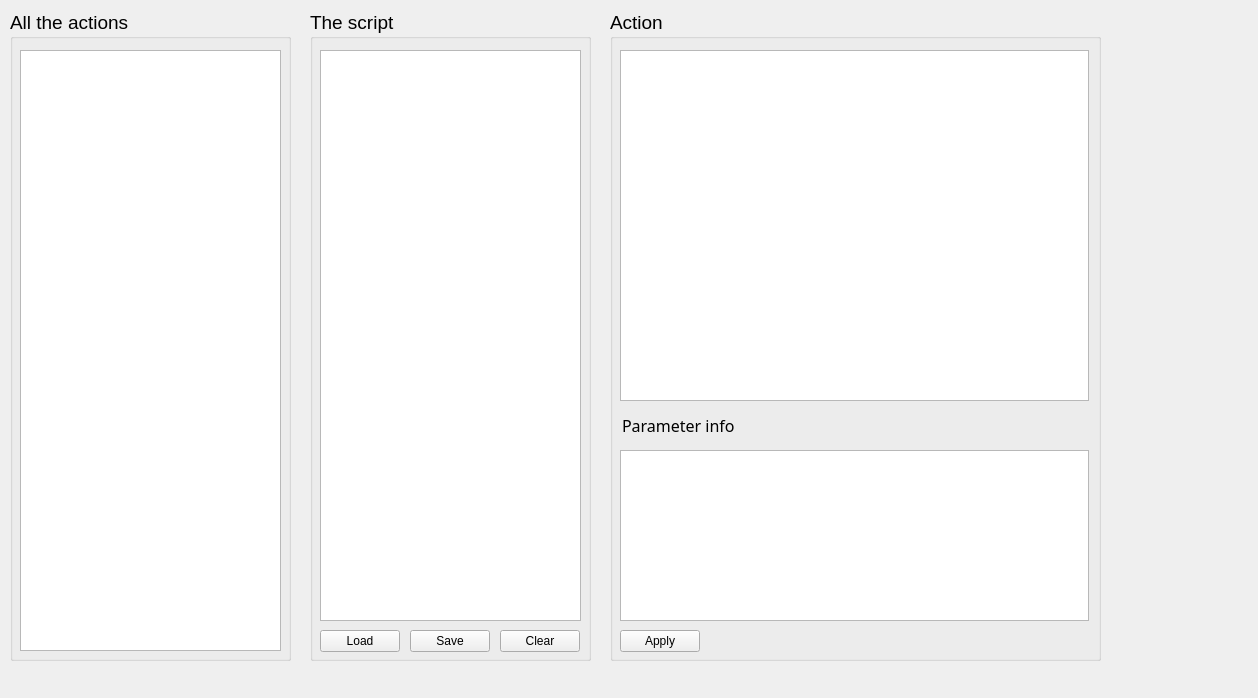
This is scriptbuilder/ScriptBuilder/mainwindow.ui in robotology/blocktest as Qt 5 draws it before an edit. The edited form follows.
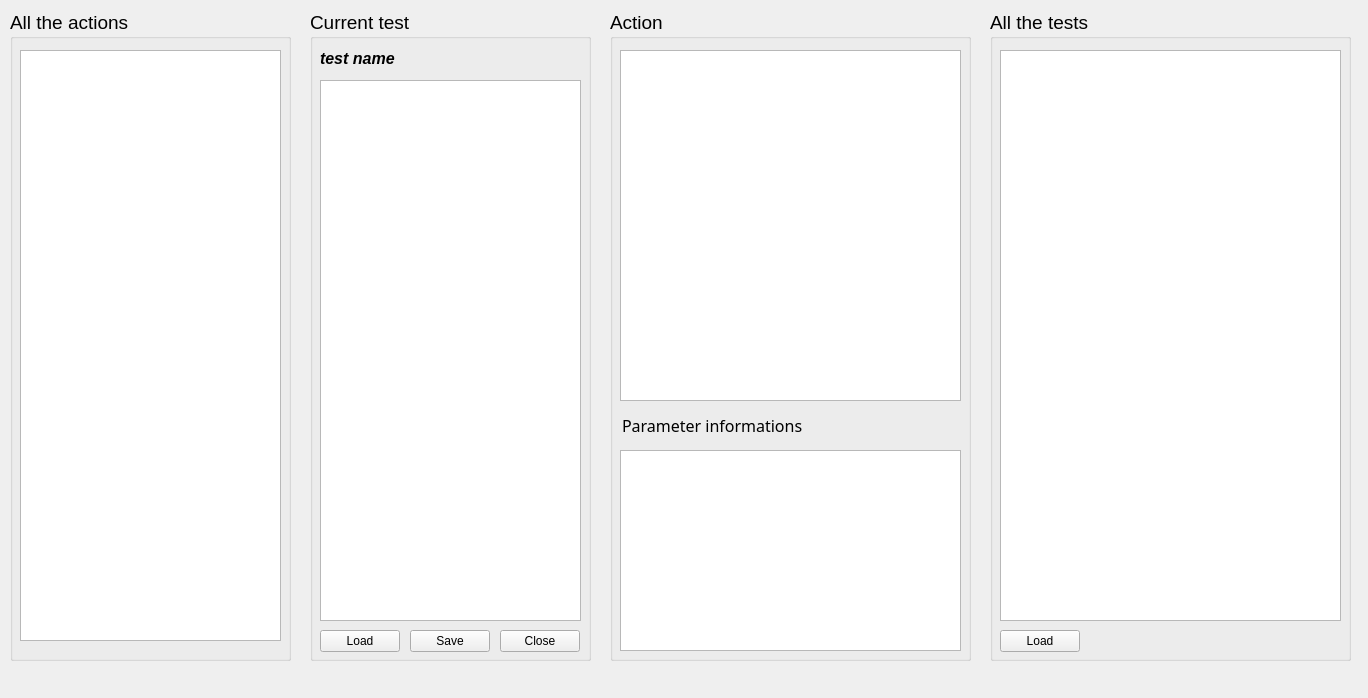
This is the edited form.

```diff
--- a/scriptbuilder/ScriptBuilder/mainwindow.ui
+++ b/scriptbuilder/ScriptBuilder/mainwindow.ui
@@ -9,7 +9,7 @@
    <rect>
     <x>0</x>
     <y>0</y>
-    <width>1258</width>
+    <width>1368</width>
     <height>698</height>
    </rect>
   </property>
@@ -20,139 +20,111 @@
    <bool>false</bool>
   </property>
   <widget class="QWidget" name="centralWidget">
-   <widget class="QTreeView" name="commandTree">
+   <widget class="QGroupBox" name="paramBox">
     <property name="geometry">
      <rect>
-      <x>20</x>
-      <y>50</y>
-      <width>261</width>
-      <height>601</height>
+      <x>610</x>
+      <y>10</y>
+      <width>361</width>
+      <height>651</height>
      </rect>
     </property>
-    <property name="editTriggers">
-     <set>QAbstractItemView::NoEditTriggers</set>
+    <property name="font">
+     <font>
+      <pointsize>14</pointsize>
+     </font>
     </property>
-    <property name="dragEnabled">
-     <bool>true</bool>
-    </property>
-    <attribute name="headerVisible">
+    <property name="autoFillBackground">
      <bool>false</bool>
-    </attribute>
-   </widget>
-   <widget class="QTreeView" name="scriptTree">
-    <property name="geometry">
-     <rect>
-      <x>320</x>
-      <y>50</y>
-      <width>261</width>
-      <height>571</height>
-     </rect>
     </property>
-    <property name="editTriggers">
-     <set>QAbstractItemView::NoEditTriggers</set>
+    <property name="styleSheet">
+     <string notr="true"/>
     </property>
-    <property name="dragEnabled">
-     <bool>true</bool>
+    <property name="title">
+     <string>Action</string>
     </property>
-    <property name="defaultDropAction">
-     <enum>Qt::MoveAction</enum>
-    </property>
-    <attribute name="headerVisible">
-     <bool>false</bool>
-    </attribute>
-   </widget>
-   <widget class="QPushButton" name="applyButton">
-    <property name="geometry">
-     <rect>
-      <x>620</x>
-      <y>630</y>
-      <width>80</width>
-      <height>22</height>
-     </rect>
-    </property>
-    <property name="text">
-     <string>Apply</string>
-    </property>
-   </widget>
-   <widget class="QPushButton" name="loadButton">
-    <property name="geometry">
-     <rect>
-      <x>320</x>
-      <y>630</y>
-      <width>80</width>
-      <height>22</height>
-     </rect>
-    </property>
-    <property name="text">
-     <string>Load</string>
-    </property>
-   </widget>
-   <widget class="QTableView" name="parameterComment">
-    <property name="geometry">
-     <rect>
-      <x>620</x>
-      <y>450</y>
-      <width>469</width>
-      <height>171</height>
-     </rect>
-    </property>
-    <property name="sizeAdjustPolicy">
-     <enum>QAbstractScrollArea::AdjustToContentsOnFirstShow</enum>
-    </property>
-    <property name="editTriggers">
-     <set>QAbstractItemView::NoEditTriggers</set>
-    </property>
-    <property name="alternatingRowColors">
-     <bool>false</bool>
-    </property>
-    <property name="showGrid">
-     <bool>true</bool>
-    </property>
-    <property name="gridStyle">
-     <enum>Qt::SolidLine</enum>
-    </property>
-    <attribute name="horizontalHeaderVisible">
-     <bool>false</bool>
-    </attribute>
-    <attribute name="horizontalHeaderCascadingSectionResizes">
-     <bool>false</bool>
-    </attribute>
-    <attribute name="horizontalHeaderHighlightSections">
-     <bool>false</bool>
-    </attribute>
-    <attribute name="horizontalHeaderMinimumSectionSize">
-     <number>26</number>
-    </attribute>
-    <attribute name="horizontalHeaderStretchLastSection">
-     <bool>true</bool>
-    </attribute>
-    <attribute name="verticalHeaderVisible">
-     <bool>false</bool>
-    </attribute>
-    <attribute name="verticalHeaderDefaultSectionSize">
-     <number>20</number>
-    </attribute>
-    <attribute name="verticalHeaderHighlightSections">
-     <bool>false</bool>
-    </attribute>
-    <attribute name="verticalHeaderMinimumSectionSize">
-     <number>18</number>
-    </attribute>
-   </widget>
    <widget class="QTableView" name="parametersList">
     <property name="geometry">
      <rect>
-      <x>620</x>
-      <y>50</y>
-      <width>469</width>
+       <x>10</x>
+       <y>40</y>
+       <width>341</width>
       <height>351</height>
      </rect>
     </property>
+     <property name="font">
+      <font>
+       <pointsize>10</pointsize>
+      </font>
+     </property>
     <property name="sizeAdjustPolicy">
      <enum>QAbstractScrollArea::AdjustToContentsOnFirstShow</enum>
     </property>
     <property name="alternatingRowColors">
      <bool>false</bool>
+     </property>
+     <property name="selectionMode">
+      <enum>QAbstractItemView::SingleSelection</enum>
+     </property>
+     <property name="showGrid">
+      <bool>true</bool>
+     </property>
+     <property name="gridStyle">
+      <enum>Qt::SolidLine</enum>
+     </property>
+     <attribute name="horizontalHeaderVisible">
+      <bool>false</bool>
+     </attribute>
+     <attribute name="horizontalHeaderCascadingSectionResizes">
+      <bool>false</bool>
+     </attribute>
+     <attribute name="horizontalHeaderHighlightSections">
+      <bool>false</bool>
+     </attribute>
+     <attribute name="horizontalHeaderMinimumSectionSize">
+      <number>26</number>
+     </attribute>
+     <attribute name="horizontalHeaderStretchLastSection">
+      <bool>true</bool>
+     </attribute>
+     <attribute name="verticalHeaderVisible">
+      <bool>false</bool>
+     </attribute>
+     <attribute name="verticalHeaderDefaultSectionSize">
+      <number>20</number>
+     </attribute>
+     <attribute name="verticalHeaderHighlightSections">
+      <bool>false</bool>
+     </attribute>
+     <attribute name="verticalHeaderMinimumSectionSize">
+      <number>18</number>
+     </attribute>
+    </widget>
+    <widget class="QTableView" name="parameterComment">
+     <property name="geometry">
+      <rect>
+       <x>10</x>
+       <y>440</y>
+       <width>341</width>
+       <height>201</height>
+      </rect>
+     </property>
+     <property name="font">
+      <font>
+       <pointsize>10</pointsize>
+      </font>
+     </property>
+     <property name="sizeAdjustPolicy">
+      <enum>QAbstractScrollArea::AdjustToContentsOnFirstShow</enum>
+     </property>
+     <property name="editTriggers">
+      <set>QAbstractItemView::NoEditTriggers</set>
+     </property>
+     <property name="alternatingRowColors">
+      <bool>false</bool>
+     </property>
+     <property name="selectionMode">
+      <enum>QAbstractItemView::SingleSelection</enum>
     </property>
     <property name="showGrid">
      <bool>true</bool>
@@ -194,9 +166,9 @@
     </property>
     <property name="geometry">
      <rect>
-      <x>620</x>
-      <y>410</y>
-      <width>157</width>
+       <x>10</x>
+       <y>400</y>
+       <width>331</width>
       <height>31</height>
      </rect>
     </property>
@@ -217,35 +189,12 @@
 background-color: rgba(0, 0, 0, 0);</string>
     </property>
     <property name="text">
-     <string>Parameter info</string>
+      <string>Parameter informations</string>
     </property>
     <property name="frame">
      <bool>false</bool>
     </property>
    </widget>
-   <widget class="QGroupBox" name="actionBox">
-    <property name="geometry">
-     <rect>
-      <x>610</x>
-      <y>10</y>
-      <width>491</width>
-      <height>651</height>
-     </rect>
-    </property>
-    <property name="font">
-     <font>
-      <pointsize>14</pointsize>
-     </font>
-    </property>
-    <property name="autoFillBackground">
-     <bool>false</bool>
-    </property>
-    <property name="styleSheet">
-     <string notr="true"/>
-    </property>
-    <property name="title">
-     <string>Action</string>
-    </property>
    </widget>
    <widget class="QGroupBox" name="groupBox">
     <property name="geometry">
@@ -262,7 +211,7 @@
      </font>
     </property>
     <property name="title">
-     <string>The script</string>
+     <string>Current test</string>
     </property>
     <widget class="QPushButton" name="saveButton">
      <property name="geometry">
@@ -297,11 +246,77 @@
       </font>
      </property>
      <property name="text">
-      <string>Clear</string>
+      <string>Close</string>
      </property>
     </widget>
-   </widget>
-   <widget class="QGroupBox" name="groupBox_2">
+    <widget class="QLabel" name="testname">
+     <property name="geometry">
+      <rect>
+       <x>10</x>
+       <y>40</y>
+       <width>271</width>
+       <height>16</height>
+      </rect>
+     </property>
+     <property name="font">
+      <font>
+       <pointsize>12</pointsize>
+       <weight>75</weight>
+       <italic>true</italic>
+       <bold>true</bold>
+      </font>
+     </property>
+     <property name="text">
+      <string>test name</string>
+     </property>
+    </widget>
+    <widget class="QTreeView" name="scriptTree">
+     <property name="geometry">
+      <rect>
+       <x>10</x>
+       <y>70</y>
+       <width>261</width>
+       <height>541</height>
+      </rect>
+     </property>
+     <property name="font">
+      <font>
+       <pointsize>10</pointsize>
+      </font>
+     </property>
+     <property name="editTriggers">
+      <set>QAbstractItemView::NoEditTriggers</set>
+     </property>
+     <property name="dragEnabled">
+      <bool>true</bool>
+     </property>
+     <property name="defaultDropAction">
+      <enum>Qt::MoveAction</enum>
+     </property>
+     <attribute name="headerVisible">
+      <bool>false</bool>
+     </attribute>
+    </widget>
+    <widget class="QPushButton" name="loadButton">
+     <property name="geometry">
+      <rect>
+       <x>10</x>
+       <y>620</y>
+       <width>80</width>
+       <height>22</height>
+      </rect>
+     </property>
+     <property name="font">
+      <font>
+       <pointsize>9</pointsize>
+      </font>
+     </property>
+     <property name="text">
+      <string>Load</string>
+     </property>
+    </widget>
+   </widget>
+   <widget class="QGroupBox" name="actionsBox">
     <property name="geometry">
      <rect>
       <x>10</x>
@@ -318,17 +333,137 @@
     <property name="title">
      <string>All the actions</string>
     </property>
-   </widget>
-   <zorder>groupBox_2</zorder>
-   <zorder>groupBox</zorder>
-   <zorder>actionBox</zorder>
-   <zorder>commandTree</zorder>
-   <zorder>scriptTree</zorder>
-   <zorder>applyButton</zorder>
-   <zorder>loadButton</zorder>
-   <zorder>parameterComment</zorder>
-   <zorder>parametersList</zorder>
-   <zorder>lineEdit_4</zorder>
+    <widget class="QTreeView" name="commandTree">
+     <property name="geometry">
+      <rect>
+       <x>10</x>
+       <y>40</y>
+       <width>261</width>
+       <height>591</height>
+      </rect>
+     </property>
+     <property name="font">
+      <font>
+       <pointsize>10</pointsize>
+      </font>
+     </property>
+     <property name="editTriggers">
+      <set>QAbstractItemView::NoEditTriggers</set>
+     </property>
+     <property name="dragEnabled">
+      <bool>true</bool>
+     </property>
+     <attribute name="headerVisible">
+      <bool>false</bool>
+     </attribute>
+    </widget>
+   </widget>
+   <widget class="QGroupBox" name="testListBox">
+    <property name="geometry">
+     <rect>
+      <x>990</x>
+      <y>10</y>
+      <width>361</width>
+      <height>651</height>
+     </rect>
+    </property>
+    <property name="font">
+     <font>
+      <pointsize>14</pointsize>
+     </font>
+    </property>
+    <property name="autoFillBackground">
+     <bool>false</bool>
+    </property>
+    <property name="styleSheet">
+     <string notr="true"/>
+    </property>
+    <property name="title">
+     <string>All the tests</string>
+    </property>
+    <widget class="QTableView" name="testsDepot">
+     <property name="geometry">
+      <rect>
+       <x>10</x>
+       <y>40</y>
+       <width>341</width>
+       <height>571</height>
+      </rect>
+     </property>
+     <property name="font">
+      <font>
+       <pointsize>9</pointsize>
+      </font>
+     </property>
+     <property name="sizeAdjustPolicy">
+      <enum>QAbstractScrollArea::AdjustToContentsOnFirstShow</enum>
+     </property>
+     <property name="editTriggers">
+      <set>QAbstractItemView::NoEditTriggers</set>
+     </property>
+     <property name="alternatingRowColors">
+      <bool>false</bool>
+     </property>
+     <property name="selectionMode">
+      <enum>QAbstractItemView::SingleSelection</enum>
+     </property>
+     <property name="showGrid">
+      <bool>true</bool>
+     </property>
+     <property name="gridStyle">
+      <enum>Qt::SolidLine</enum>
+     </property>
+     <attribute name="horizontalHeaderVisible">
+      <bool>true</bool>
+     </attribute>
+     <attribute name="horizontalHeaderCascadingSectionResizes">
+      <bool>false</bool>
+     </attribute>
+     <attribute name="horizontalHeaderHighlightSections">
+      <bool>false</bool>
+     </attribute>
+     <attribute name="horizontalHeaderMinimumSectionSize">
+      <number>26</number>
+     </attribute>
+     <attribute name="horizontalHeaderStretchLastSection">
+      <bool>true</bool>
+     </attribute>
+     <attribute name="verticalHeaderVisible">
+      <bool>false</bool>
+     </attribute>
+     <attribute name="verticalHeaderDefaultSectionSize">
+      <number>20</number>
+     </attribute>
+     <attribute name="verticalHeaderHighlightSections">
+      <bool>false</bool>
+     </attribute>
+     <attribute name="verticalHeaderMinimumSectionSize">
+      <number>18</number>
+     </attribute>
+    </widget>
+    <widget class="QPushButton" name="loadTests">
+     <property name="geometry">
+      <rect>
+       <x>10</x>
+       <y>620</y>
+       <width>80</width>
+       <height>22</height>
+      </rect>
+     </property>
+     <property name="font">
+      <font>
+       <pointsize>9</pointsize>
+      </font>
+     </property>
+     <property name="text">
+      <string>Load</string>
+     </property>
+    </widget>
+   </widget>
+   <zorder>actionsBox</zorder>
+   <zorder>scriptBox</zorder>
+   <zorder>paramBox</zorder>
+   <zorder>testListBox</zorder>
   </widget>
  </widget>
  <layoutdefault spacing="6" margin="11"/>
```
Left out of the diff: 4 changed lines with no effect on the pictures. Lines whose indentation alone changed are shown as unchanged.
